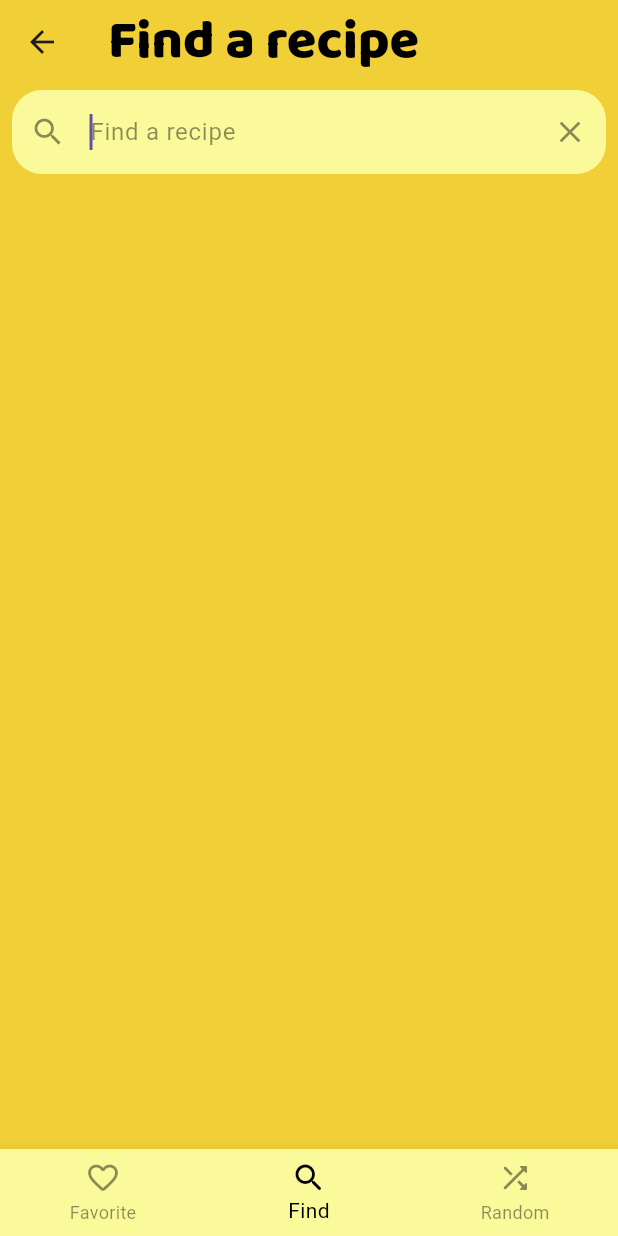
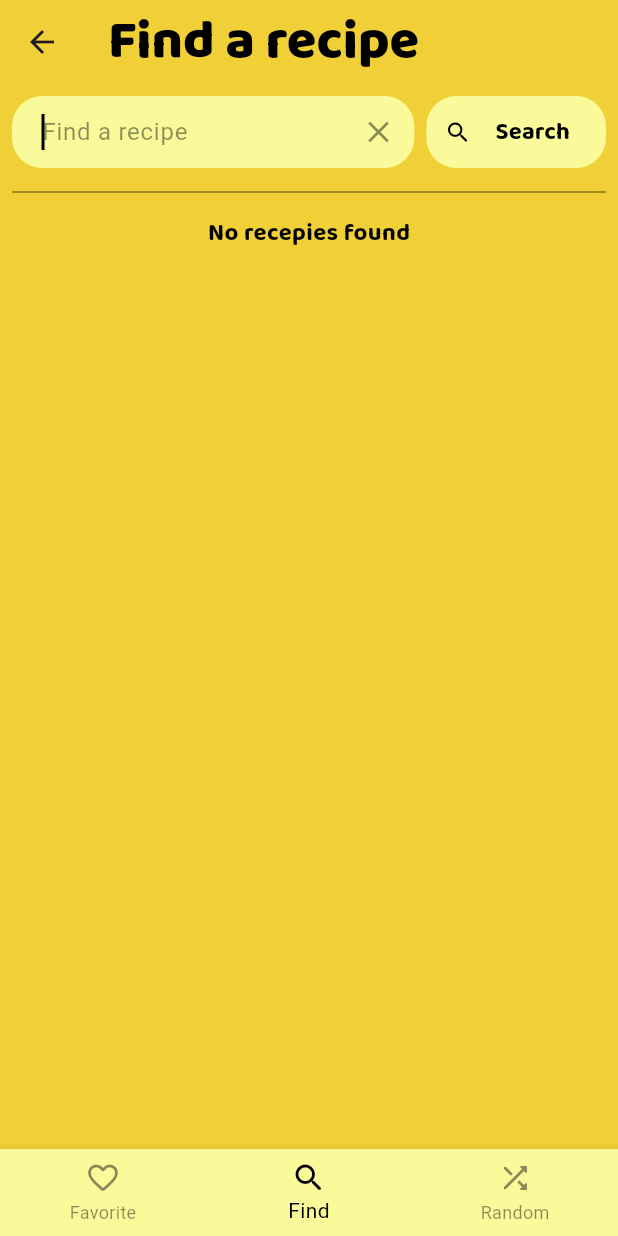
Before and after one commit to Dzejkoubi/receptar, a Flutter app: the FindRecepieScreen screen opened by its route, on a phone screen of 412 x 824 dp. Run offline on Flutter 3.47's test engine with Material 3 defaults, Android fonts, the phone set to English and light mode, and no system bars; our stand-ins replace auto_route, youtube_player_flutter.

Commit message:
Implement search functionality in FindRecepieScreen; enhance UI with improved layout and error handling; adjust padding in liked and fullscreen recipe screens

```diff
--- a/lib/screens/find_recepie_screen/find_recepie_screen.dart
+++ b/lib/screens/find_recepie_screen/find_recepie_screen.dart
@@ -3,6 +3,12 @@ import 'package:flutter/material.dart';
 import 'package:receptar/app/const/style_constants.dart';
 import 'package:receptar/app/shared/styled/styled_text.dart';
 import 'package:receptar/app/shared/widgets/bottom_navigation_bar.dart';
+import 'package:receptar/app/shared/widgets/helper_widgets.dart';
+import 'package:receptar/app/shared/widgets/styled_button.dart';
+import 'package:receptar/app/shared/widgets/styled_divider.dart';
+import 'package:receptar/models/recepe_model.dart';
+import 'package:receptar/screens/show_recepie_screens/show_recepie_expandable_tab.dart';
+import 'package:receptar/services/api_service.dart';
 
 @RoutePage()
 class FindRecepieScreen extends StatefulWidget {
@@ -13,7 +19,30 @@ class FindRecepieScreen extends StatefulWidget {
 }
 
 class _FindRecepieScreenState extends State<FindRecepieScreen> {
-  final TextEditingController searchTextController = TextEditingController();
+  final TextEditingController _searchTextController = TextEditingController();
+
+  bool _isLoading = false;
+  bool _isError = false;
+
+  List<Map<String, dynamic>>? _mealsList;
+
+  void seatchButtonPressed() {
+    setState(() {
+      _isLoading = true;
+      _isError = false;
+    });
+    ApiService().searchMealByName(_searchTextController.text).then((meals) {
+      setState(() {
+        _mealsList = meals.map((meal) => Meal.fromJson(meal).toMap()).toList();
+        _isLoading = false;
+      });
+    }).catchError((error) {
+      setState(() {
+        _isLoading = false;
+        _isError = true;
+      });
+    });
+  }
 
   @override
   Widget build(BuildContext context) {
@@ -23,23 +52,24 @@ class _FindRecepieScreenState extends State<FindRecepieScreen> {
         backgroundColor: StyleConstants.backgroundColor,
         title: const StyledHeadingText(text: "Find a recipe"),
       ),
-      body: Center(
+      body: Padding(
+        padding: const EdgeInsets.all(8.0),
+        child: Center(
           child: Column(
             crossAxisAlignment: CrossAxisAlignment.center,
             children: [
-            Container(
-              padding:
-                  const EdgeInsets.symmetric(horizontal: 8.0, vertical: 4.0),
+              Row(
+                children: [
+                  Expanded(
                     child: TextField(
+                      cursorColor: StyleConstants.primaryTextColor,
                       autofocus: true,
-                controller: searchTextController,
+                      controller: _searchTextController,
                       decoration: InputDecoration(
+                        contentPadding: EdgeInsets.symmetric(
+                            horizontal: 16, vertical: 12), // Adjusted padding
                         hintText: "Find a recipe",
                         hintStyle: TextStyle(
-                    color: StyleConstants.secondaryTextColor,
-                  ),
-                  prefixIcon: Icon(
-                    Icons.search,
                           color: StyleConstants.secondaryTextColor,
                         ),
                         suffixIcon: IconButton(
@@ -48,7 +78,7 @@ class _FindRecepieScreenState extends State<FindRecepieScreen> {
                             color: StyleConstants.secondaryTextColor,
                           ),
                           onPressed: () {
-                      searchTextController.clear();
+                            _searchTextController.clear();
                           },
                         ),
                         filled: true,
@@ -60,7 +90,54 @@ class _FindRecepieScreenState extends State<FindRecepieScreen> {
                       ),
                     ),
                   ),
+                  const HorizontalSpace(width: 8),
+                  StyledButton(
+                    text: "Search",
+                    onPressed: () {
+                      seatchButtonPressed();
+                    },
+                    icon: Icons.search,
+                  ),
                 ],
+              ),
+              StyledDivider(),
+              _isLoading
+                  ? const CircularProgressIndicator()
+                  : _isError
+                      ? const StyledBodyTextImportant(
+                          text: "Error loading data",
+                        )
+                      : _mealsList == null
+                          ? const StyledBodyTextImportant(
+                              text: "No recepies found",
+                            )
+                          : Expanded(
+                              child: ListView.builder(
+                                itemCount: _mealsList!.length,
+                                itemBuilder: (context, index) {
+                                  final meal = _mealsList![index];
+                                  return Column(
+                                    children: [
+                                      ShowRecepieExpandableTab(
+                                        id: meal["id"],
+                                        name: meal["name"],
+                                        category: meal["category"],
+                                        area: meal["area"],
+                                        steps: meal["steps"],
+                                        thumbPhoto: meal["thumbPhoto"],
+                                        tags: meal["tags"],
+                                        youtubeLink: meal["youtubeLink"],
+                                        ingredients: meal["ingredients"],
+                                        measures: meal["measures"],
+                                      ),
+                                      const VerticalSpace(height: 16),
+                                    ],
+                                  );
+                                },
+                              ),
+                            ),
+            ],
+          ),
         ),
       ),
       bottomNavigationBar: BottomNavBar(currentIndex: 1),
--- a/lib/screens/liked_recepies_screen/liked_recepies_screen.dart
+++ b/lib/screens/liked_recepies_screen/liked_recepies_screen.dart
@@ -28,7 +28,7 @@ class _LikedRecepiesScreenState extends State<LikedRecepiesScreen> {
         title: const StyledHeadingText(text: "Liked recepies"),
       ),
       body: Padding(
-          padding: const EdgeInsets.all(16.0),
+          padding: const EdgeInsets.all(8.0),
           child: Column(
             mainAxisAlignment: MainAxisAlignment.center,
             children: [
--- a/lib/screens/random_recepie_screen/random_recepie_screen.dart
+++ b/lib/screens/random_recepie_screen/random_recepie_screen.dart
@@ -24,16 +24,14 @@ class _RandomRecepieScreenState extends State<RandomRecepieScreen> {
   Map<String, dynamic>? _randomMeal;
 
   void randomRecepieButtonPressed() {
-    Map<String, dynamic>? randomMeal;
     setState(() {
       _isLoading = true;
       _isError = false;
     });
     ApiService().getRandomMeal().then((meal) {
       setState(() {
-        randomMeal = meal;
+        _randomMeal = Meal.fromJson(meal!).toMap();
         _isLoading = false;
-        _randomMeal = Meal.fromJson(randomMeal!).toMap();
       });
     }).catchError((error) {
       setState(() {
--- a/lib/screens/show_recepie_screens/show_recepie_fullscreen.dart
+++ b/lib/screens/show_recepie_screens/show_recepie_fullscreen.dart
@@ -70,7 +70,7 @@ class _ShowRecepieFullScreenState extends State<ShowRecepieFullScreen> {
           ]),
       body: SingleChildScrollView(
         child: Padding(
-          padding: const EdgeInsets.all(16.0),
+          padding: const EdgeInsets.all(8.0),
           child: Column(
             crossAxisAlignment: CrossAxisAlignment.start,
             children: [
```
Lines whose indentation alone changed are shown as unchanged.
